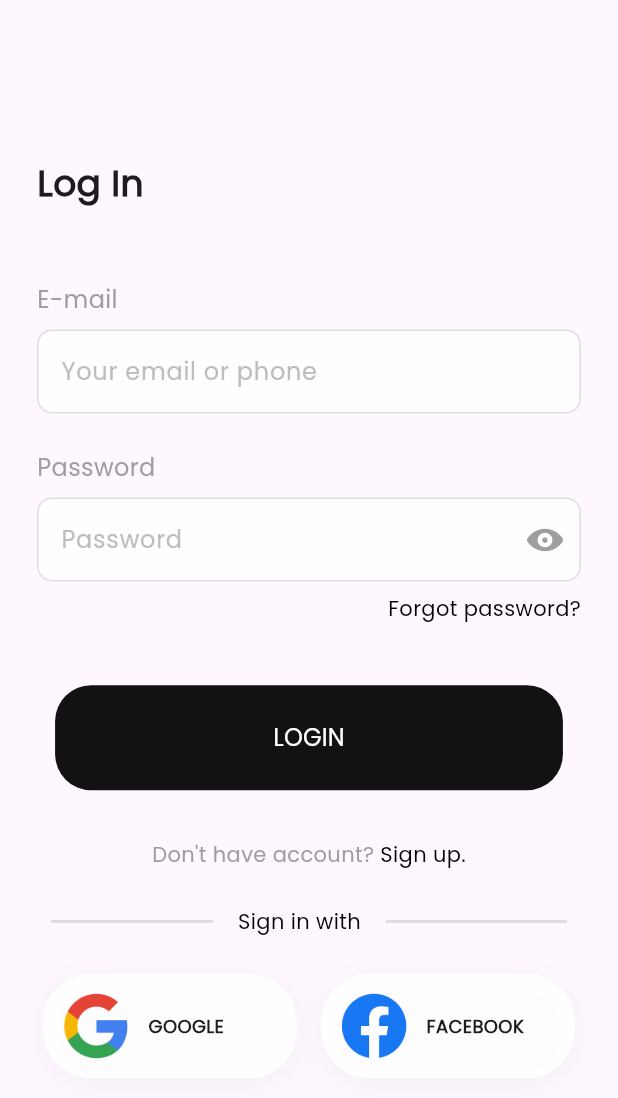
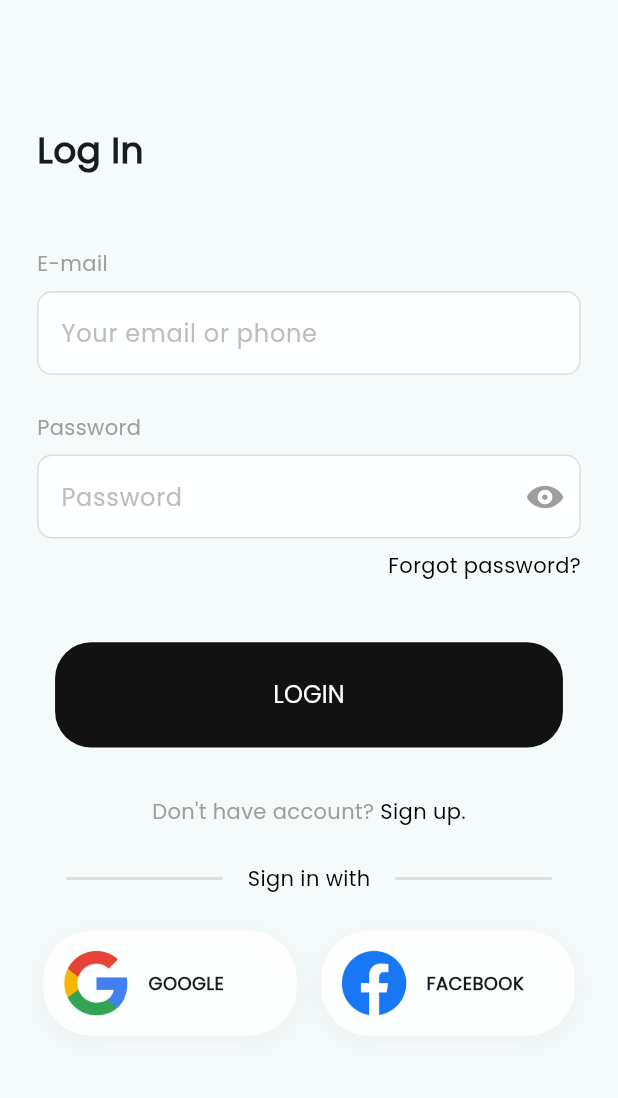
Before and after one commit to zahrajabar6/My-Book-Store-flutter, a Flutter app: the screen it shows after launch, on a phone screen of 412 x 824 dp. Shown: the top 1098 px of the screen. Run offline on Flutter 3.47's test engine with Material 2 defaults, Android fonts, the phone set to English and light mode, and no system bars.

Commit message:
login/signup screens

```diff
--- a/lib/component/sign_with.dart
+++ b/lib/component/sign_with.dart
@@ -23,7 +23,7 @@ class SignWithWidget extends StatelessWidget {
           children: [
             Container(
               height: 2,
-              width: (width - 88) / 3,
+              width: (width - (width * 0.12) * 2) / 3,
               color: lightGrey,
             ),
             SizedBox(width: width * 0.04),
@@ -34,7 +34,7 @@ class SignWithWidget extends StatelessWidget {
             SizedBox(width: width * 0.04),
             Container(
               height: 2,
-              width: (width - (width * 0.06) * 2) / 3,
+              width: (width - (width * 0.12) * 2) / 3,
               color: lightGrey,
             )
           ],
--- a/lib/constant.dart
+++ b/lib/constant.dart
@@ -8,7 +8,8 @@ width * 0.06 >> 24px
 height * 0.10 >> padding
 height * 0.085 >> 72px
 height * 0.04 >> 32px
-height * 0.03 >>24px
+height * 0.03 >> 24px
+height * 0.02 >> 16px
 height * 0.01 >> 8px
 */
 
@@ -23,7 +24,7 @@ const smallBlackTextStyle =
     TextStyle(fontSize: 14, color: Colors.black, fontWeight: FontWeight.normal);
 
 const textBoxTitleTextStyle =
-    TextStyle(fontSize: 16, fontWeight: FontWeight.w200, color: Colors.grey);
+    TextStyle(fontSize: 14, fontWeight: FontWeight.w500, color: Colors.grey);
 
 const smallGreyTextStyle =
     TextStyle(fontSize: 14, fontWeight: FontWeight.w200, color: Colors.grey);
--- a/lib/main.dart
+++ b/lib/main.dart
@@ -1,5 +1,7 @@
+import 'package:book_store/constant.dart';
 import 'package:book_store/view/login_screen.dart';
 import 'package:flutter/material.dart';
+import 'package:flutter/services.dart';
 
 void main() {
   runApp(const MyApp());
@@ -14,8 +16,23 @@ class MyApp extends StatelessWidget {
     return MaterialApp(
       debugShowCheckedModeBanner: false,
       theme: ThemeData(
+        appBarTheme: const AppBarTheme(
+            centerTitle: true,
+            color: Colors.transparent,
+            systemOverlayStyle: SystemUiOverlayStyle(
+              statusBarColor: Colors.transparent,
+              systemNavigationBarColor: Colors.transparent,
+              statusBarIconBrightness: Brightness.dark,
+            ),
+            titleTextStyle: TextStyle(
+                color: Colors.black,
+                fontSize: 22,
+                fontWeight: FontWeight.w600)),
         fontFamily: 'Poppins',
-        colorScheme: ColorScheme.fromSeed(seedColor: Colors.deepPurple),
+        colorScheme: ColorScheme.fromSeed(
+            secondary: Colors.amber,
+            seedColor: mainBlack,
+            background: Colors.grey.shade50),
         useMaterial3: true,
       ),
       home: const LoginPage(),
--- a/lib/view/login_screen.dart
+++ b/lib/view/login_screen.dart
@@ -7,23 +7,18 @@ import 'package:flutter/material.dart';
 
 import '../constant.dart';
 
-class LoginPage extends StatefulWidget {
+class LoginPage extends StatelessWidget {
   const LoginPage({super.key});
 
-  @override
-  State<LoginPage> createState() => _LoginPageState();
-}
-
-class _LoginPageState extends State<LoginPage> {
   @override
   Widget build(BuildContext context) {
     Size size = MediaQuery.of(context).size;
     double width = size.width;
     double height = size.height;
     return Scaffold(
-      resizeToAvoidBottomInset: false,
-      body: Padding(
-        padding: EdgeInsets.symmetric(horizontal: width * 0.06),
+      body: SingleChildScrollView(
+        padding: EdgeInsets.symmetric(
+            horizontal: width * 0.06, vertical: height * 0.1),
         child: Column(
           mainAxisAlignment: MainAxisAlignment.center,
           crossAxisAlignment: CrossAxisAlignment.start,
```
Also changed, not shown: lib/view/home_screen.dart (+9 -2 lines), lib/view/signup_screen.dart (+96 -6 lines).
